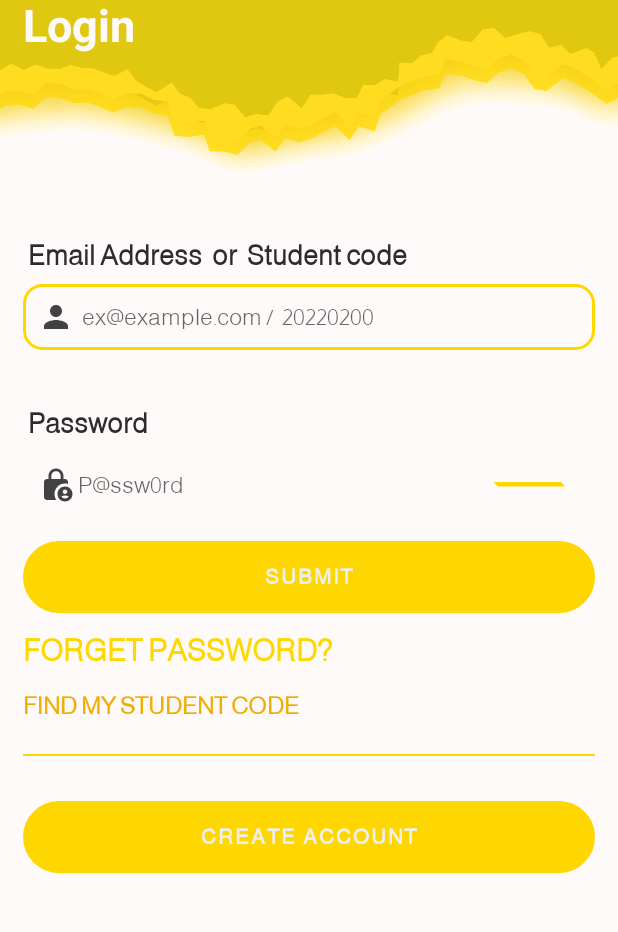
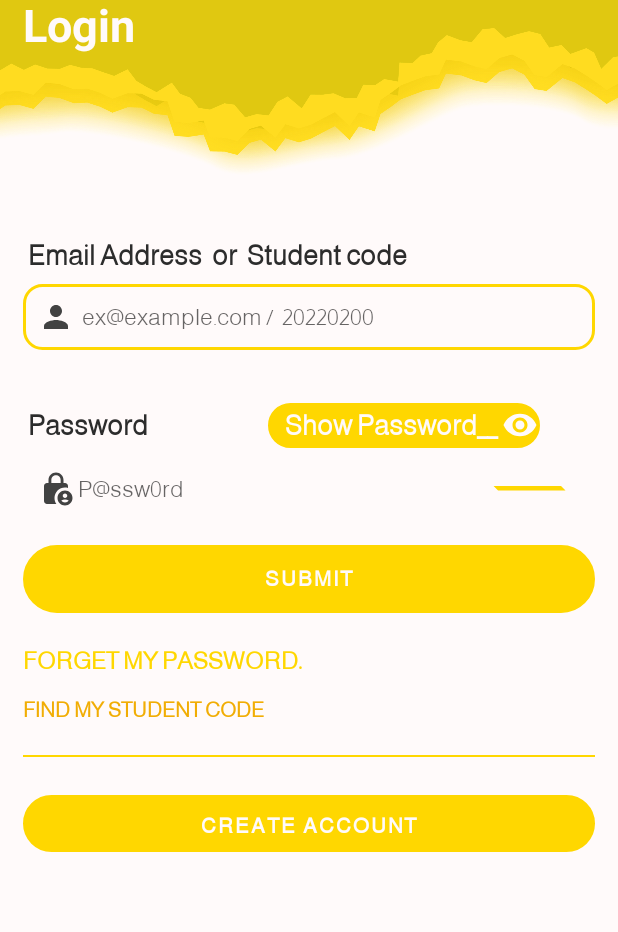
Before and after one commit to mindsoft-project/Mindsoft, an Android app: the screen it shows after launch (LoginActivity), on a phone screen of 412 x 824 dp, the part 199-1131 px from its top. Run offline under Robolectric (Android 15) with nearby library versions, the light colour scheme and no system bars; our stand-ins replace Firebase (no records; nobody signed in at launch, a user with empty details on screens opened directly).

Commit message:
Design & Edit

```diff
--- a/app/src/main/java/com/mindsoft/ui/activity/LoginActivity.java
+++ b/app/src/main/java/com/mindsoft/ui/activity/LoginActivity.java
@@ -1,7 +1,12 @@
 package com.mindsoft.ui.activity;
 
 import android.content.Intent;
+import android.graphics.drawable.AnimationDrawable;
 import android.os.Bundle;
+import android.text.method.HideReturnsTransformationMethod;
+import android.text.method.PasswordTransformationMethod;
+import android.view.View;
+import android.widget.ImageView;
 
 import androidx.appcompat.app.AlertDialog;
 import androidx.appcompat.app.AppCompatActivity;
@@ -10,6 +15,7 @@ import androidx.lifecycle.ViewModelProvider;
 import com.google.firebase.auth.FirebaseAuth;
 import com.google.firebase.auth.FirebaseUser;
 import com.google.firebase.firestore.FirebaseFirestore;
+import com.mindsoft.R;
 import com.mindsoft.data.model.User;
 import com.mindsoft.databinding.ActivityLoginBinding;
 import com.mindsoft.ui.viewmodel.LoginViewModel;
@@ -23,7 +29,6 @@ public class LoginActivity extends AppCompatActivity {
     @Override
     protected void onCreate(Bundle savedInstanceState) {
         super.onCreate(savedInstanceState);
-
         binding = ActivityLoginBinding.inflate(getLayoutInflater());
         setContentView(binding.getRoot());
 
@@ -39,8 +44,21 @@ public class LoginActivity extends AppCompatActivity {
             Intent intent = new Intent(this, FindMyStudentCodeActivity.class);
             startActivity(intent);
         });
+        binding.showPass.setOnClickListener(new View.OnClickListener() {
+            @Override
+            public void onClick(View view) {
+                if (binding.password.getTransformationMethod() == PasswordTransformationMethod.getInstance()) {
+                    // Show the password
+                    binding.showPass.setText("   Hide Password___ ");
+                    binding.password.setTransformationMethod(HideReturnsTransformationMethod.getInstance());}
+                else {
+                    binding.showPass.setText("   Show Password__ ");
 
-        binding.submit.setOnClickListener(v -> {
+                    // Hide the password
+                    binding.password.setTransformationMethod(PasswordTransformationMethod.getInstance());}
+                binding.password.setSelection(binding.password.getText().length());
+            }
+        });    binding.submit.setOnClickListener(v -> {
             String email = binding.email.getText().toString();
             String password = binding.password.getText().toString();
 
--- a/app/src/main/java/com/mindsoft/ui/fragments/AdditionalInfoFragment.java
+++ b/app/src/main/java/com/mindsoft/ui/fragments/AdditionalInfoFragment.java
@@ -32,6 +32,7 @@ public class AdditionalInfoFragment extends Fragment {
                 binding.sectionLayout.setVisibility(View.VISIBLE);
             }
         }
+
         FirebaseFirestore db = FirebaseFirestore.getInstance();
 
         binding.submit.setOnClickListener(v -> {
--- /dev/null
+++ b/app/src/main/res/drawable/anim_drawable.xml
@@ -0,0 +1,5 @@
+<animation-list android:id="@+id/anim_gif"
+    android:oneshot="false"
+    xmlns:android="http://schemas.android.com/apk/res/android">
+    <item android:drawable="@drawable/rob" android:duration="100" />
+</animation-list>
--- /dev/null
+++ b/app/src/main/res/drawable/ic_baseline_remove_red_eye_24.xml
@@ -0,0 +1,5 @@
+<vector android:height="24dp" android:tint="@color/logoInversColor"
+    android:viewportHeight="24" android:viewportWidth="24"
+    android:width="24dp" xmlns:android="http://schemas.android.com/apk/res/android">
+    <path android:fillColor="@android:color/white" android:pathData="M12,4.5C7,4.5 2.73,7.61 1,12c1.73,4.39 6,7.5 11,7.5s9.27,-3.11 11,-7.5c-1.73,-4.39 -6,-7.5 -11,-7.5zM12,17c-2.76,0 -5,-2.24 -5,-5s2.24,-5 5,-5 5,2.24 5,5 -2.24,5 -5,5zM12,9c-1.66,0 -3,1.34 -3,3s1.34,3 3,3 3,-1.34 3,-3 -1.34,-3 -3,-3z"/>
+</vector>
--- a/app/src/main/res/layout/activity_findstudentcode.xml
+++ b/app/src/main/res/layout/activity_findstudentcode.xml
@@ -59,6 +59,12 @@ android:background="@drawable/rec_btn"
             android:textStyle="bold"
             android:textColor="@color/on_dark" />
 
+        <ImageView
+            android:layout_width="wrap_content"
+            android:layout_height="150dp"
+            android:src="@drawable/card"
+            android:tint="@color/Gold"></ImageView>
+
         <FrameLayout
             android:id="@+id/result_failed"
             android:layout_width="match_parent"
--- a/app/src/main/res/layout/activity_login.xml
+++ b/app/src/main/res/layout/activity_login.xml
@@ -54,6 +54,17 @@
         app:layout_constraintHorizontal_bias="0.498"
         app:layout_constraintStart_toStartOf="parent"
        app:layout_constraintTop_toTopOf="parent" />
+
+    <ImageView
+        android:id="@+id/anim"
+        android:layout_width="134dp"
+        android:layout_height="98dp"
+        android:layout_marginTop="16dp"
+        app:layout_constraintEnd_toEndOf="@+id/imageView"
+        app:layout_constraintHorizontal_bias="0.1"
+        app:layout_constraintStart_toEndOf="@+id/logo"
+        app:layout_constraintTop_toTopOf="parent"
+        tools:srcCompat="@tools:sample/avatars" />
     <ScrollView
         android:id="@+id/scroll"
         android:layout_width="match_parent"
@@ -113,9 +124,12 @@
                 android:padding="10dp"
                 android:textColor="@color/textBackground"
                 android:textSize="15sp"></EditText>
-
+<LinearLayout
+    android:layout_width="match_parent"
+    android:layout_height="wrap_content"
+    android:orientation="horizontal">
             <TextView
-                android:layout_width="match_parent"
+                android:layout_width="wrap_content"
                 android:layout_height="wrap_content"
                 android:layout_marginTop="20dp"
                 android:layout_marginBottom="5dp"
@@ -124,6 +138,23 @@
                 android:textColor="@color/textBackground"
                 android:textSize="18sp"
                 android:textStyle="bold" />
+    <TextView
+        android:id="@+id/showPass"
+        android:layout_width="wrap_content"
+        android:layout_height="wrap_content"
+        android:layout_marginTop="20dp"
+        android:layout_marginBottom="5dp"
+        android:padding="1dp"
+android:background="@drawable/rec_btn"
+        android:backgroundTint="@color/Gold"
+        android:fontFamily="@font/font_almarai_light"
+        android:text="   Show Password__ "
+        android:textColor="@color/logoInversColor"
+        android:textSize="18sp"
+        android:textStyle="bold"
+        android:layout_marginStart="80dp"
+        android:drawableRight="@drawable/ic_baseline_remove_red_eye_24"/>
+        </LinearLayout>
 
             <EditText
                 android:id="@+id/password"
@@ -142,12 +173,13 @@
             <Button
                 android:id="@+id/submit"
                 android:layout_width="match_parent"
-                android:layout_height="wrap_content"
+                android:layout_height="45dp"
                 android:background="@drawable/rec_btn"
                 android:fontFamily="@font/font_almarai_regular"
                 android:stateListAnimator="@null"
                 android:text="Submit"
-                android:textColor="@color/on_dark"
+
+                android:textColor="@color/logoInversColor"
                 android:textStyle="bold" />
 
 
@@ -155,13 +187,13 @@
                 android:id="@+id/forgetPassword"
                 android:layout_width="match_parent"
                 android:layout_height="wrap_content"
-                android:layout_marginTop="10dp"
+                android:layout_marginTop="20dp"
                 android:layout_weight="1"
                 android:fontFamily="@font/font_almarai_light"
-                android:text="Forget password?"
+                android:text="Forget my password."
                 android:textAllCaps="true"
                 android:textColor="@color/Gold"
-                android:textSize="20sp"
+                android:textSize="16sp"
 
                 android:textStyle="bold" />
 
@@ -175,7 +207,7 @@
                 android:text="Find my student code"
                 android:textAllCaps="true"
                 android:textColor="#F1AD04"
-                android:textSize="16sp"
+                android:textSize="14sp"
                 android:textStyle="bold" />
 
             <ImageView
@@ -190,14 +222,14 @@
             <Button
                 android:id="@+id/create"
                 android:layout_width="match_parent"
-                android:layout_height="wrap_content"
-                android:layout_marginTop="10dp"
+                android:layout_height="38dp"
+                android:layout_marginTop="5dp"
                 android:background="@drawable/rec_btn"
                 android:backgroundTint="@color/Gold"
                 android:fontFamily="@font/font_almarai_regular"
                 android:stateListAnimator="@null"
                 android:text="Create account"
-                android:textColor="@color/on_dark"
+                android:textColor="@color/logoInversColor"
                 android:textStyle="bold" />
         </LinearLayout>
     </ScrollView>
```
Also changed, not shown: app/src/main/res/drawable/card.png (added), 1 other file.
